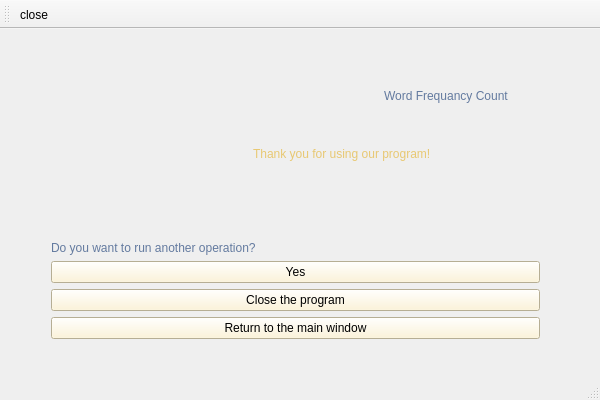
This is FinalPage.ui in Rrr3rrr2004/Word-Frequency-Count as Qt 5 draws it before an edit. The edited form follows.
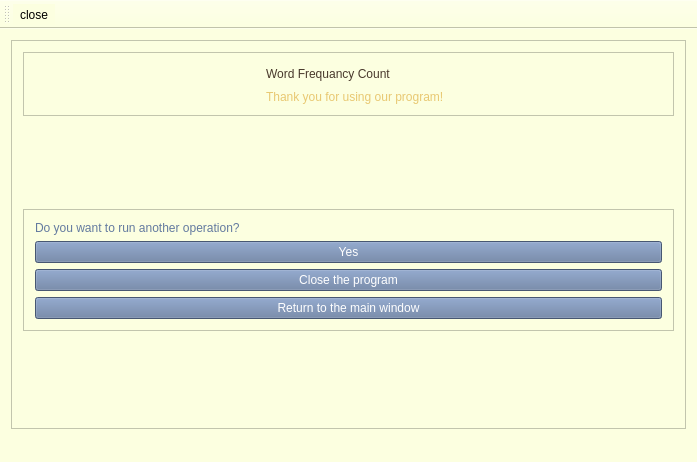
This is the edited form. Icons and pictures are not drawn.

The edit to the form file:
```diff
--- a/FinalPage.ui
+++ b/FinalPage.ui
@@ -6,37 +6,50 @@
    <rect>
     <x>0</x>
     <y>0</y>
-    <width>600</width>
-    <height>400</height>
+    <width>697</width>
+    <height>462</height>
    </rect>
   </property>
   <property name="windowTitle">
    <string>FinalPage</string>
   </property>
+  <property name="styleSheet">
+   <string notr="true">background-color: rgb(252, 255, 224);</string>
+  </property>
   <widget class="QWidget" name="centralWidget">
-   <widget class="QWidget" name="layoutWidget">
-    <property name="geometry">
-     <rect>
-      <x>110</x>
-      <y>30</y>
-      <width>411</width>
-      <height>131</height>
-     </rect>
+   <layout class="QGridLayout" name="gridLayout_4">
+    <item row="0" column="0">
+     <widget class="QFrame" name="frame_3">
+      <property name="frameShape">
+       <enum>QFrame::Shape::StyledPanel</enum>
+      </property>
+      <property name="frameShadow">
+       <enum>QFrame::Shadow::Raised</enum>
+      </property>
+      <layout class="QGridLayout" name="gridLayout_3">
+       <item row="0" column="0">
+        <widget class="QFrame" name="frame">
+         <property name="frameShape">
+          <enum>QFrame::Shape::StyledPanel</enum>
+         </property>
+         <property name="frameShadow">
+          <enum>QFrame::Shadow::Raised</enum>
     </property>
     <layout class="QGridLayout" name="gridLayout">
-     <item row="0" column="2">
-      <widget class="QLabel" name="title">
-       <property name="styleSheet">
-        <string notr="true">color: rgb(99, 122, 159);
-font: 20pt &quot;Stencil&quot;;
-</string>
-       </property>
-       <property name="text">
-        <string>Word Frequancy Count</string>
-       </property>
-      </widget>
-     </item>
-     <item row="1" column="1" colspan="2">
+          <item row="0" column="0">
+           <spacer name="horizontalSpacer">
+            <property name="orientation">
+             <enum>Qt::Orientation::Horizontal</enum>
+            </property>
+            <property name="sizeHint" stdset="0">
+             <size>
+              <width>40</width>
+              <height>20</height>
+             </size>
+            </property>
+           </spacer>
+          </item>
+          <item row="1" column="2">
       <widget class="QLabel" name="label">
        <property name="styleSheet">
         <string notr="true">font: 15pt &quot;Stencil&quot;;
@@ -48,26 +61,64 @@
        </property>
       </widget>
      </item>
-     <item row="0" column="0" colspan="2">
+          <item row="0" column="2">
+           <widget class="QLabel" name="title">
+            <property name="styleSheet">
+             <string notr="true">font: 30pt &quot;Stencil&quot;;
+color: rgb(73, 57, 44);
+</string>
+            </property>
+            <property name="text">
+             <string>Word Frequancy Count</string>
+            </property>
+           </widget>
+          </item>
+          <item row="0" column="1" rowspan="2">
       <widget class="QLabel" name="logo">
        <property name="text">
         <string/>
        </property>
       </widget>
      </item>
-    </layout>
-   </widget>
-   <widget class="QWidget" name="layoutWidget">
-    <property name="geometry">
-     <rect>
-      <x>40</x>
-      <y>200</y>
-      <width>511</width>
-      <height>121</height>
-     </rect>
-    </property>
-    <layout class="QVBoxLayout" name="verticalLayout">
-     <item>
+          <item row="0" column="3">
+           <spacer name="horizontalSpacer_2">
+            <property name="orientation">
+             <enum>Qt::Orientation::Horizontal</enum>
+            </property>
+            <property name="sizeHint" stdset="0">
+             <size>
+              <width>40</width>
+              <height>20</height>
+             </size>
+            </property>
+           </spacer>
+          </item>
+         </layout>
+        </widget>
+       </item>
+       <item row="1" column="0">
+        <spacer name="verticalSpacer_2">
+         <property name="orientation">
+          <enum>Qt::Orientation::Vertical</enum>
+         </property>
+         <property name="sizeHint" stdset="0">
+          <size>
+           <width>20</width>
+           <height>40</height>
+          </size>
+         </property>
+        </spacer>
+       </item>
+       <item row="2" column="0">
+        <widget class="QFrame" name="frame_2">
+         <property name="frameShape">
+          <enum>QFrame::Shape::StyledPanel</enum>
+         </property>
+         <property name="frameShadow">
+          <enum>QFrame::Shadow::Raised</enum>
+         </property>
+         <layout class="QGridLayout" name="gridLayout_2">
+          <item row="0" column="0">
       <widget class="QLabel" name="ques">
        <property name="styleSheet">
         <string notr="true">font: 700 15pt &quot;Traditional Arabic&quot;;
@@ -78,7 +129,7 @@
        </property>
       </widget>
      </item>
-     <item>
+          <item row="1" column="0">
       <widget class="QPushButton" name="next">
        <property name="sizePolicy">
         <sizepolicy hsizetype="Minimum" vsizetype="Preferred">
@@ -87,15 +138,16 @@
         </sizepolicy>
        </property>
        <property name="styleSheet">
-        <string notr="true">background-color: rgb(255, 243, 207);
-font: 700 10pt &quot;Times New Roman&quot;;</string>
+             <string notr="true">font: 700 15pt &quot;Traditional Arabic&quot;;
+background-color: rgb(99, 122, 159);
+color: rgb(255, 255, 255);</string>
        </property>
        <property name="text">
         <string>Yes</string>
        </property>
       </widget>
      </item>
-     <item>
+          <item row="2" column="0">
       <widget class="QPushButton" name="quit">
        <property name="sizePolicy">
         <sizepolicy hsizetype="Minimum" vsizetype="Preferred">
@@ -104,19 +156,21 @@
         </sizepolicy>
        </property>
        <property name="styleSheet">
-        <string notr="true">background-color: rgb(255, 243, 207);
-font: 700 10pt &quot;Times New Roman&quot;;</string>
+             <string notr="true">font: 700 15pt &quot;Traditional Arabic&quot;;
+background-color: rgb(99, 122, 159);
+color: rgb(255, 255, 255);</string>
        </property>
        <property name="text">
         <string>Close the program</string>
        </property>
       </widget>
      </item>
-     <item>
+          <item row="3" column="0">
       <widget class="QPushButton" name="main">
        <property name="styleSheet">
-        <string notr="true">background-color: rgb(255, 243, 207);
-font: 700 10pt &quot;Times New Roman&quot;;</string>
+             <string notr="true">font: 700 15pt &quot;Traditional Arabic&quot;;
+background-color: rgb(99, 122, 159);
+color: rgb(255, 255, 255);</string>
        </property>
        <property name="text">
         <string>Return to the main window</string>
@@ -125,6 +179,24 @@
      </item>
     </layout>
    </widget>
+       </item>
+       <item row="3" column="0">
+        <spacer name="verticalSpacer">
+         <property name="orientation">
+          <enum>Qt::Orientation::Vertical</enum>
+         </property>
+         <property name="sizeHint" stdset="0">
+          <size>
+           <width>20</width>
+           <height>40</height>
+          </size>
+         </property>
+        </spacer>
+       </item>
+      </layout>
+     </widget>
+    </item>
+   </layout>
   </widget>
   <widget class="QToolBar" name="mainToolBar">
    <attribute name="toolBarArea">
```
Left out of the diff: 9 changed lines with no effect on the pictures. Lines whose indentation alone changed are shown as unchanged.
